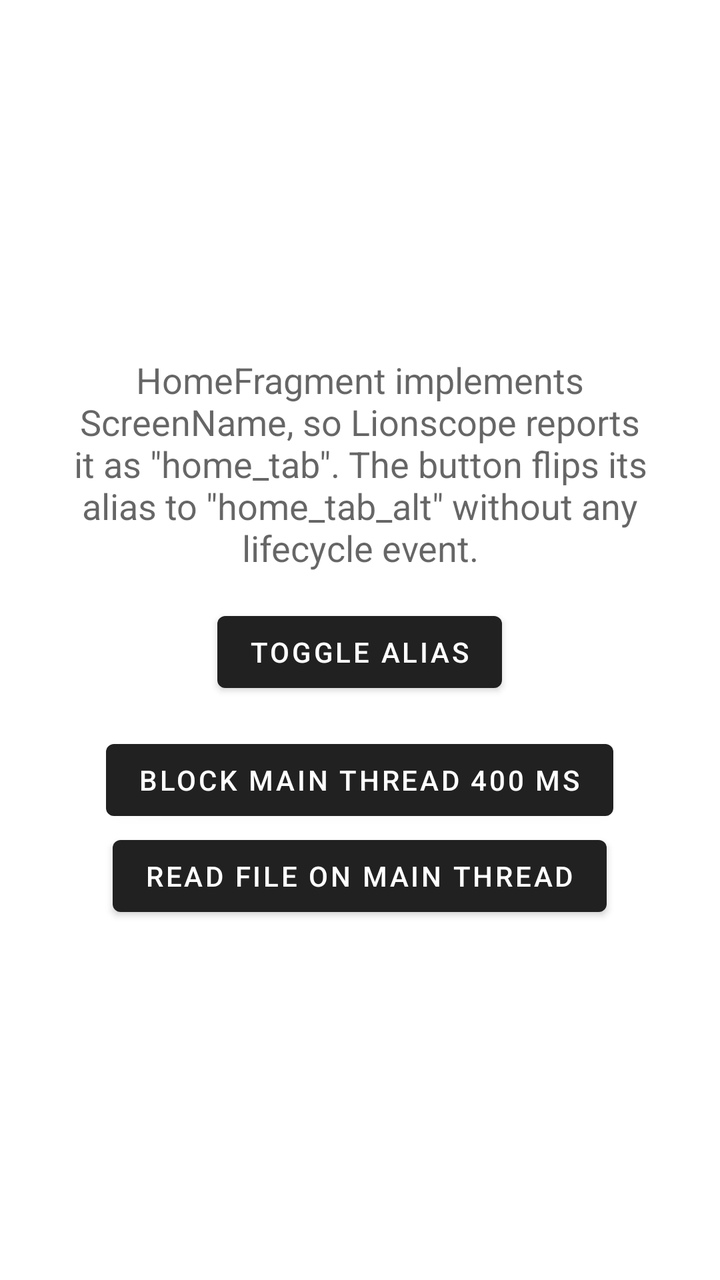
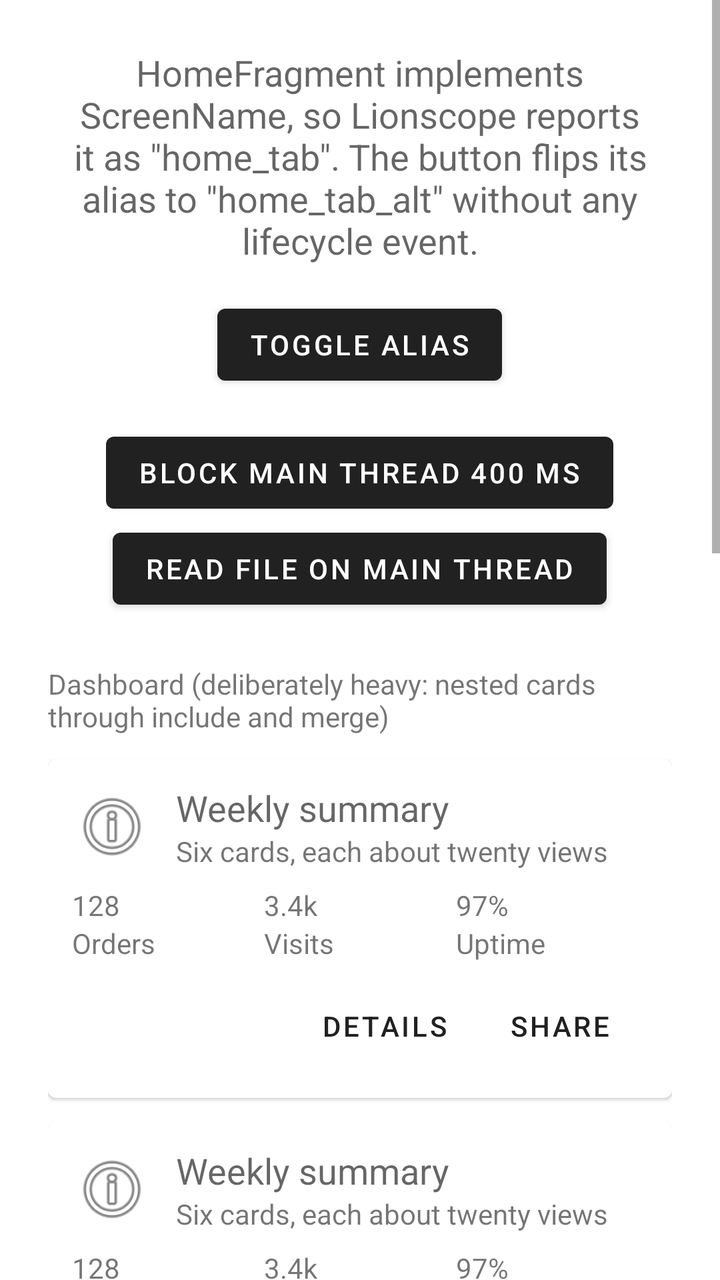

Two renders of the same Android screen: before a commit and after it. Below are the layout's source before the change and the commit's diff.
<!-- AndroidManifest.xml: application theme Theme.LionscopeSample -->
<!-- res/layout/fragment_home.xml -->
<?xml version="1.0" encoding="utf-8"?>
<LinearLayout xmlns:android="http://schemas.android.com/apk/res/android"
    android:layout_width="match_parent"
    android:layout_height="match_parent"
    android:gravity="center"
    android:orientation="vertical"
    android:padding="24dp">

    <TextView
        android:layout_width="wrap_content"
        android:layout_height="wrap_content"
        android:layout_marginBottom="16dp"
        android:gravity="center"
        android:text="@string/home_body"
        android:textAppearance="?android:attr/textAppearanceMedium" />

    <Button
        android:id="@+id/toggle_alias"
        android:layout_width="wrap_content"
        android:layout_height="wrap_content"
        android:text="@string/toggle_alias" />

    <Button
        android:id="@+id/block_main"
        android:layout_width="wrap_content"
        android:layout_height="wrap_content"
        android:layout_marginTop="16dp"
        android:text="@string/block_main" />

    <Button
        android:id="@+id/read_file"
        android:layout_width="wrap_content"
        android:layout_height="wrap_content"
        android:text="@string/read_file" />
</LinearLayout>
<!-- resources referenced by this layout -->
<resources>
  <string name="block_main">Block main thread 400 ms</string>
  <string name="home_body">HomeFragment implements ScreenName, so Lionscope reports it as \"home_tab\". The button flips its alias to \"home_tab_alt\" without any lifecycle event.</string>
  <string name="read_file">Read file on main thread</string>
  <string name="toggle_alias">Toggle alias</string>
  <style name="Theme.LionscopeSample" parent="Theme.MaterialComponents.DayNight.DarkActionBar" />
</resources>

<!-- the commit's change to res/layout/fragment_home.xml (unified diff, before → after) -->
@@ -1,35 +1,195 @@
 <?xml version="1.0" encoding="utf-8"?>
-<LinearLayout xmlns:android="http://schemas.android.com/apk/res/android"
+<ScrollView xmlns:android="http://schemas.android.com/apk/res/android"
     android:layout_width="match_parent"
-    android:layout_height="match_parent"
-    android:gravity="center"
-    android:orientation="vertical"
-    android:padding="24dp">
+    android:layout_height="match_parent">
 
-    <TextView
+    <LinearLayout
+        android:layout_width="match_parent"
+        android:layout_height="wrap_content"
+        android:gravity="center_horizontal"
+        android:orientation="vertical"
+        android:padding="24dp">
+
+        <TextView
+            android:layout_width="wrap_content"
+            android:layout_height="wrap_content"
+            android:layout_marginBottom="16dp"
+            android:gravity="center"
+            android:text="@string/home_body"
+            android:textAppearance="?android:attr/textAppearanceMedium" />
+
+        <Button
+            android:id="@+id/toggle_alias"
+            android:layout_width="wrap_content"
+            android:layout_height="wrap_content"
+            android:text="@string/toggle_alias" />
+
+        <Button
+            android:id="@+id/block_main"
+            android:layout_width="wrap_content"
+            android:layout_height="wrap_content"
+            android:layout_marginTop="16dp"
+            android:text="@string/block_main" />
+
+        <Button
+            android:id="@+id/read_file"
+            android:layout_width="wrap_content"
+            android:layout_height="wrap_content"
+            android:text="@string/read_file" />
+
+        <TextView
+            android:layout_width="match_parent"
+            android:layout_height="wrap_content"
+            android:layout_marginTop="24dp"
+            android:text="@string/home_dashboard"
+            android:textAppearance="?android:attr/textAppearanceSmall" />
+
+        <include layout="@layout/view_dashboard_card" />
+
+        <include layout="@layout/view_dashboard_card" />
+
+        <include layout="@layout/view_dashboard_card" />
+
+        <include layout="@layout/view_dashboard_card" />
+
+        <include layout="@layout/view_dashboard_card" />
+
+        <include layout="@layout/view_dashboard_card" />
+    </LinearLayout>
+</ScrollView>
+<!-- res/layout/view_dashboard_card.xml (included above) -->
+<?xml version="1.0" encoding="utf-8"?>
+<com.google.android.material.card.MaterialCardView xmlns:android="http://schemas.android.com/apk/res/android"
+    android:layout_width="match_parent"
+    android:layout_height="wrap_content"
+    android:layout_marginTop="12dp">
+
+    <LinearLayout
+        android:layout_width="match_parent"
+        android:layout_height="wrap_content"
+        android:orientation="vertical"
+        android:padding="12dp">
+
+        <LinearLayout
+            android:layout_width="match_parent"
+            android:layout_height="wrap_content"
+            android:gravity="center_vertical"
+            android:orientation="horizontal">
+
+            <FrameLayout
+                android:layout_width="40dp"
+                android:layout_height="40dp">
+
+                <ImageView
+                    android:layout_width="match_parent"
+                    android:layout_height="match_parent"
+                    android:contentDescription="@null"
+                    android:src="@android:drawable/ic_menu_info_details" />
+            </FrameLayout>
+
+            <LinearLayout
+                android:layout_width="0dp"
+                android:layout_height="wrap_content"
+                android:layout_marginStart="12dp"
+                android:layout_weight="1"
+                android:orientation="vertical">
+
+                <TextView
+                    android:layout_width="wrap_content"
+                    android:layout_height="wrap_content"
+                    android:text="@string/card_title"
+                    android:textAppearance="?android:attr/textAppearanceMedium" />
+
+                <TextView
+                    android:layout_width="wrap_content"
+                    android:layout_height="wrap_content"
+                    android:text="@string/card_subtitle"
+                    android:textAppearance="?android:attr/textAppearanceSmall" />
+            </LinearLayout>
+        </LinearLayout>
+
+        <LinearLayout
+            android:layout_width="match_parent"
+            android:layout_height="wrap_content"
+            android:layout_marginTop="8dp"
+            android:orientation="horizontal">
+
+            <LinearLayout
+                android:layout_width="0dp"
+                android:layout_height="wrap_content"
+                android:layout_weight="1"
+                android:orientation="vertical">
+
+                <TextView
+                    android:layout_width="wrap_content"
+                    android:layout_height="wrap_content"
+                    android:text="@string/card_value_1" />
+
+                <TextView
+                    android:layout_width="wrap_content"
+                    android:layout_height="wrap_content"
+                    android:text="@string/card_label_1" />
+            </LinearLayout>
+
+            <LinearLayout
+                android:layout_width="0dp"
+                android:layout_height="wrap_content"
+                android:layout_weight="1"
+                android:orientation="vertical">
+
+                <TextView
+                    android:layout_width="wrap_content"
+                    android:layout_height="wrap_content"
+                    android:text="@string/card_value_2" />
+
+                <TextView
+                    android:layout_width="wrap_content"
+                    android:layout_height="wrap_content"
+                    android:text="@string/card_label_2" />
+            </LinearLayout>
+
+            <LinearLayout
+                android:layout_width="0dp"
+                android:layout_height="wrap_content"
+                android:layout_weight="1"
+                android:orientation="vertical">
+
+                <TextView
+                    android:layout_width="wrap_content"
+                    android:layout_height="wrap_content"
+                    android:text="@string/card_value_3" />
+
+                <TextView
+                    android:layout_width="wrap_content"
+                    android:layout_height="wrap_content"
+                    android:text="@string/card_label_3" />
+            </LinearLayout>
+        </LinearLayout>
+
+        <LinearLayout
+            android:layout_width="match_parent"
+            android:layout_height="wrap_content"
+            android:layout_marginTop="8dp"
+            android:gravity="end"
+            android:orientation="horizontal">
+
+            <include layout="@layout/view_dashboard_actions" />
+        </LinearLayout>
+    </LinearLayout>
+</com.google.android.material.card.MaterialCardView>
+<!-- res/layout/view_dashboard_actions.xml (included above) -->
+<?xml version="1.0" encoding="utf-8"?>
+<merge xmlns:android="http://schemas.android.com/apk/res/android">
+
+    <Button
+        style="?attr/borderlessButtonStyle"
         android:layout_width="wrap_content"
         android:layout_height="wrap_content"
-        android:layout_marginBottom="16dp"
-        android:gravity="center"
-        android:text="@string/home_body"
-        android:textAppearance="?android:attr/textAppearanceMedium" />
+        android:text="@string/card_action_details" />
 
     <Button
-        android:id="@+id/toggle_alias"
+        style="?attr/borderlessButtonStyle"
         android:layout_width="wrap_content"
         android:layout_height="wrap_content"
-        android:text="@string/toggle_alias" />
-
-    <Button
-        android:id="@+id/block_main"
-        android:layout_width="wrap_content"
-        android:layout_height="wrap_content"
-        android:layout_marginTop="16dp"
-        android:text="@string/block_main" />
-
-    <Button
-        android:id="@+id/read_file"
-        android:layout_width="wrap_content"
-        android:layout_height="wrap_content"
-        android:text="@string/read_file" />
-</LinearLayout>
+        android:text="@string/card_action_share" />
+</merge>
<!-- resource entries referenced after the edit -->
@@ -1,7 +1,18 @@
 <!-- resources referenced by this layout -->
 <resources>
   <string name="block_main">Block main thread 400 ms</string>
+  <string name="card_action_details">Details</string>
+  <string name="card_action_share">Share</string>
+  <string name="card_label_1">Orders</string>
+  <string name="card_label_2">Visits</string>
+  <string name="card_label_3">Uptime</string>
+  <string name="card_subtitle">Six cards, each about twenty views</string>
+  <string name="card_title">Weekly summary</string>
+  <string name="card_value_1">128</string>
+  <string name="card_value_2">3.4k</string>
+  <string name="card_value_3">97%</string>
   <string name="home_body">HomeFragment implements ScreenName, so Lionscope reports it as \"home_tab\". The button flips its alias to \"home_tab_alt\" without any lifecycle event.</string>
+  <string name="home_dashboard">Dashboard (deliberately heavy: nested cards through include and merge)</string>
   <string name="read_file">Read file on main thread</string>
   <string name="toggle_alias">Toggle alias</string>
   <style name="Theme.LionscopeSample" parent="Theme.MaterialComponents.DayNight.DarkActionBar" />
